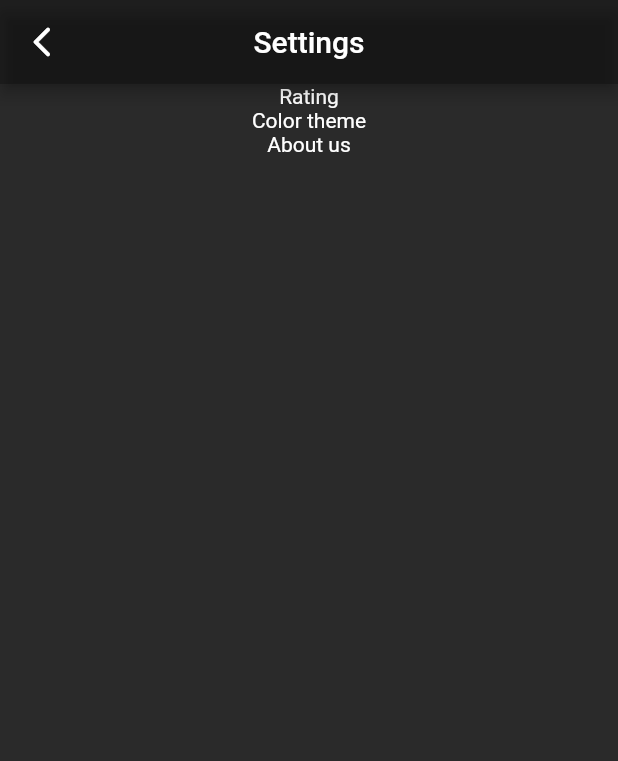
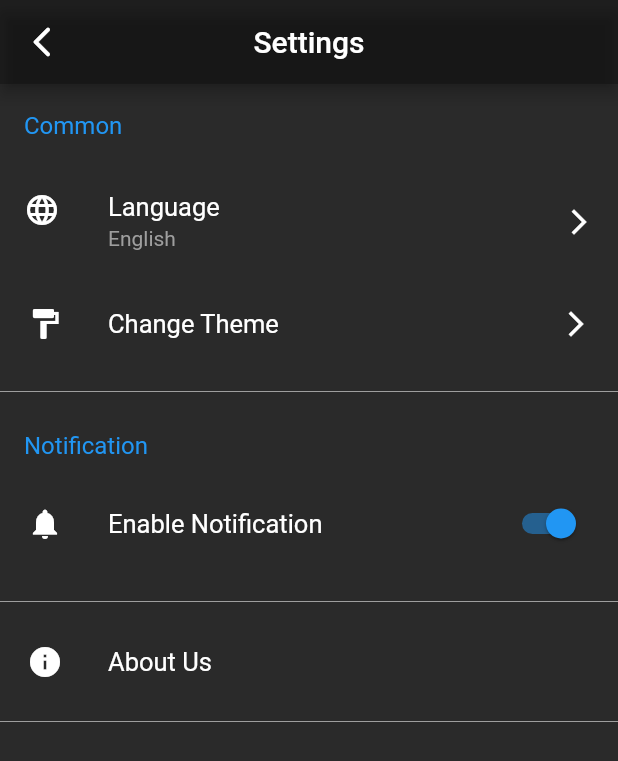
Before and after one commit to yash1001-sojitra/animalinfo, a Flutter app: the Settingpage screen opened directly, on a phone screen of 412 x 824 dp. Shown: the top 761 px of the screen. Run offline on Flutter 3.47's test engine with Material 2 defaults, Android fonts, the phone set to English and light mode, and no system bars; our stand-ins replace cloud_firestore, file_picker, firebase_auth, firebase_core, firebase_storage, flutter_svg and 4 more; missing offline and left inert: rate; accounts and stored records are empty; statements that could not run were skipped; project files that could hold a hidden picture were left out.

Commit message:
setting screen

```diff
--- a/lib/main.dart
+++ b/lib/main.dart
@@ -53,6 +53,7 @@ class MyApp extends StatelessWidget {
   @override
   Widget build(BuildContext context) {
     return const MaterialApp(
+      debugShowCheckedModeBanner: false,
       onGenerateRoute: Routes.generateRoute,
     );
   }
--- a/lib/user/drawerpages/about.dart
+++ b/lib/user/drawerpages/about.dart
@@ -1,6 +1,5 @@
 import 'package:flutter/material.dart';
-
-import '../homescreen/homepage.dart';
+import 'package:rate/rate.dart';
 
 class About extends StatefulWidget {
   const About({Key? key}) : super(key: key);
@@ -30,25 +29,38 @@ class _AboutState extends State<About> {
             color: Colors.white,
           ),
           onPressed: () {
-            Navigator.pushAndRemoveUntil(
-                context,
-                MaterialPageRoute(builder: (context) => const HomePage()),
-                (route) => false);
+            Navigator.pop(context);
           },
         ),
       ),
       backgroundColor: const Color(0xff2a2a2a),
-      body: Padding(
-        padding: const EdgeInsets.only(top: 20.0, left: 20, right: 20),
-        child: Column(
-          crossAxisAlignment: CrossAxisAlignment.stretch,
-          children: [
-            ElevatedButton(
-              onPressed: () {},
-              child: const Text("Rate Us"),
+      body: Column(
+        children: const [
+          Divider(
+            color: Colors.grey,
+          ),
+          Center(
+            child: Text(
+              "Rate Us",
+              style: TextStyle(color: Colors.white),
             ),
-          ],
-        ),
+          ),
+          SizedBox(
+            height: 10,
+          ),
+          Center(
+            child: Rate(
+              allowHalf: true,
+              allowClear: true,
+              initialValue: 3,
+              color: Colors.yellow,
+              iconSize: 30,
+            ),
+          ),
+          SizedBox(
+            height: 20,
+          ),
+        ],
       ),
     );
   }
--- a/lib/user/drawerpages/profile.dart
+++ b/lib/user/drawerpages/profile.dart
@@ -1,13 +1,10 @@
 // ignore_for_file: unused_local_variable
-
 import 'dart:io';
-
 import 'package:file_picker/file_picker.dart';
 import 'package:firebase_auth/firebase_auth.dart';
 import 'package:firebase_storage/firebase_storage.dart';
 import 'package:flutter/material.dart';
 import 'package:provider/provider.dart';
-
 import '../../logic/modules/userData_model.dart';
 import '../../logic/provider/userData_provider.dart';
 import '../../logic/service/auth_services/auth_service.dart';
@@ -63,6 +60,7 @@ class _profilepageState extends State<profilepage> {
         userDataList.add(element);
       }
     });
+
     return Scaffold(
       appBar: AppBar(
         backgroundColor: Colors.black26,
--- a/lib/user/drawerpages/setting.dart
+++ b/lib/user/drawerpages/setting.dart
@@ -1,3 +1,4 @@
+import 'package:animalinformation/user/drawerpages/about.dart';
 import 'package:flutter/material.dart';
 
 class Settingpage extends StatefulWidget {
@@ -8,6 +9,9 @@ class Settingpage extends StatefulWidget {
 }
 
 class _SettingpageState extends State<Settingpage> {
+  int groupValue = 1;
+  List<String> subTitle = ["French", "English", "Spanish"];
+  String name = "John";
   @override
   Widget build(BuildContext context) {
     return Scaffold(
@@ -33,23 +37,156 @@ class _SettingpageState extends State<Settingpage> {
         ),
       ),
       backgroundColor: const Color(0xff2a2a2a),
-        body: Center(
-          child: Column(
+      body: Column(
+        mainAxisAlignment: MainAxisAlignment.spaceBetween,
+        children: [
+          Column(
+            children: [
+              const ListTile(
+                title: Text(
+                  "Common",
+                  style: TextStyle(color: Colors.blue),
+                ),
+              ),
+              const ListTile(
+                subtitle: Text("English",
+                    style: TextStyle(
+                      color: Colors.grey,
+                    )),
+                leading: Icon(
+                  Icons.language,
+                  color: Colors.white,
+                ),
+                trailing: Icon(
+                  Icons.arrow_forward_ios,
+                  color: Colors.white,
+                  size: 20,
+                ),
+                title: Text(
+                  "Language",
+                  style: TextStyle(color: Colors.white, fontSize: 17),
+                ),
+              ),
+              const SizedBox(
+                height: 20,
+              ),
+              Padding(
+                padding: const EdgeInsets.only(left: 18.0, right: 18.0),
+                child: GestureDetector(
+                  onTap: () {},
+                  child: Row(
+                    mainAxisAlignment: MainAxisAlignment.spaceBetween,
+                    children: [
+                      Row(
                         children: const [
-              Text(
-                "Rating",
-                style: TextStyle(color: Colors.white),
+                          Icon(
+                            Icons.format_paint,
+                            color: Colors.white,
+                          ),
+                          SizedBox(
+                            width: 30,
                           ),
                           Text(
-                "Color theme",
-                style: TextStyle(color: Colors.white),
+                            "Change Theme",
+                            style: TextStyle(color: Colors.white, fontSize: 17),
+                          ),
+                        ],
+                      ),
+                      const Icon(
+                        Icons.arrow_forward_ios,
+                        color: Colors.white,
+                        size: 20,
+                      ),
+                    ],
+                  ),
+                ),
+              ),
+              const SizedBox(
+                height: 25,
+              ),
+              const Divider(
+                color: Colors.grey,
+              ),
+              const ListTile(
+                title: Text(
+                  "Notification",
+                  style: TextStyle(color: Colors.blue),
+                ),
+              ),
+              Padding(
+                padding: const EdgeInsets.only(left: 18.0, right: 18.0),
+                child: GestureDetector(
+                  onTap: () {},
+                  child: Row(
+                    mainAxisAlignment: MainAxisAlignment.spaceBetween,
+                    children: [
+                      Row(
+                        children: const [
+                          Icon(
+                            Icons.notifications,
+                            color: Colors.white,
+                          ),
+                          SizedBox(
+                            width: 30,
                           ),
                           Text(
-                "About us",
-                style: TextStyle(color: Colors.white),
-              )
+                            "Enable Notification",
+                            style: TextStyle(color: Colors.white, fontSize: 17),
+                          ),
                         ],
                       ),
-        ));
+                      Switch(value: true, onChanged: (vlaue) {}),
+                    ],
+                  ),
+                ),
+              ),
+              const SizedBox(
+                height: 20,
+              ),
+              const Divider(
+                color: Colors.grey,
+              ),
+              const SizedBox(
+                height: 20,
+              ),
+              Padding(
+                padding: const EdgeInsets.only(left: 18.0, right: 18.0),
+                child: GestureDetector(
+                  onTap: () {
+                    Navigator.push(context,
+                        MaterialPageRoute(builder: (context) => const About()));
+                  },
+                  child: Row(
+                    children: [
+                      Row(
+                        children: const [
+                          Icon(
+                            Icons.info,
+                            color: Colors.white,
+                          ),
+                          SizedBox(
+                            width: 30,
+                          ),
+                          Text(
+                            "About Us",
+                            style: TextStyle(color: Colors.white, fontSize: 17),
+                          ),
+                        ],
+                      ),
+                    ],
+                  ),
+                ),
+              ),
+              const SizedBox(
+                height: 20,
+              ),
+              const Divider(
+                color: Colors.grey,
+              ),
+            ],
+          ),
+        ],
+      ),
+    );
   }
 }
--- a/pubspec.yaml
+++ b/pubspec.yaml
@@ -48,12 +48,13 @@ dependencies:
   shared_preferences: ^2.0.15
   webview_flutter: ^3.0.0
   file_picker:
+  rate: ^0.0.1
 
 dev_dependencies:
   flutter_lints: ^1.0.0
   flutter_test:
     sdk: flutter
-  flutter_zoom_drawer: ^3.0.2
+
   get:
 
 # For information on the generic Dart part of this file, see the
```
Also changed, not shown: pubspec.lock. Lines whose indentation alone changed are shown as unchanged.
